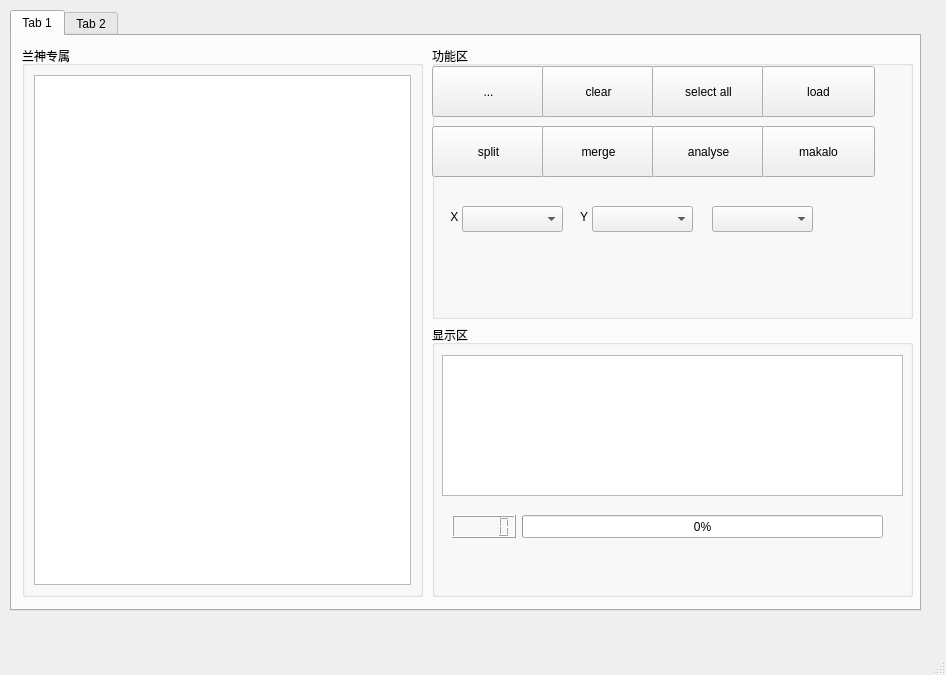
Before: the Qt Designer form UI_lan.ui in makalo/pyqt5-excel, drawn with Qt 5.
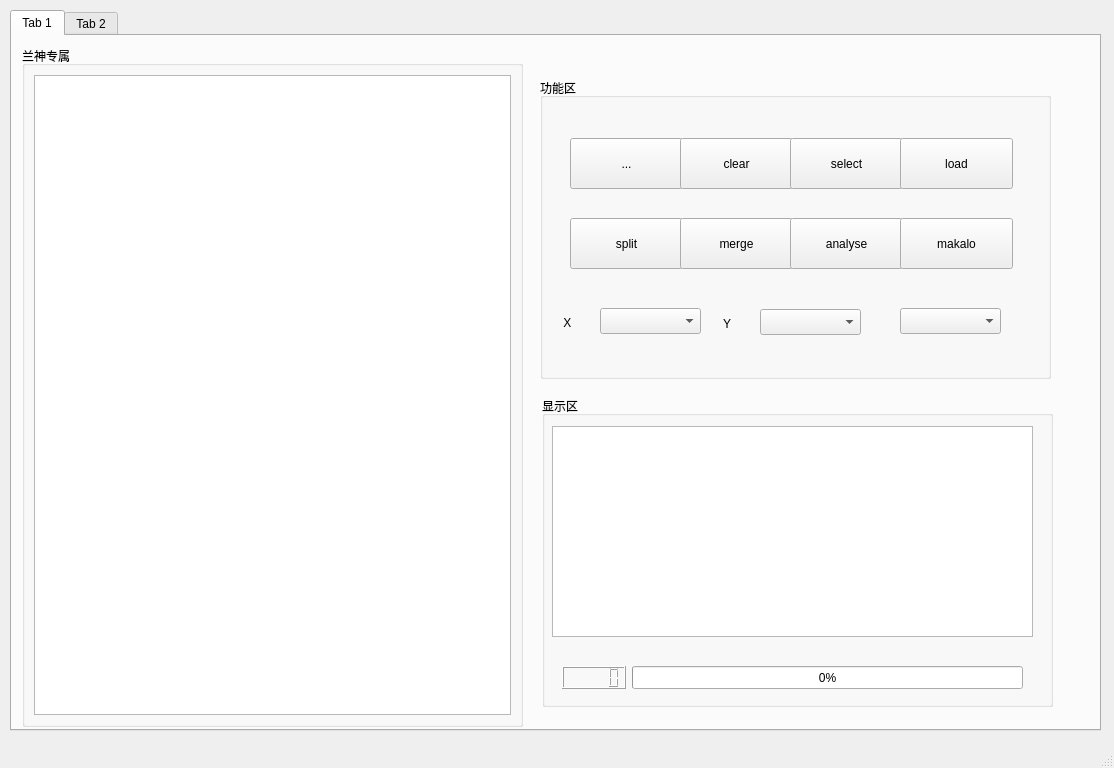
After: the same form once the commit is applied.

```diff
--- a/UI_lan.ui
+++ b/UI_lan.ui
@@ -6,8 +6,8 @@
    <rect>
     <x>0</x>
     <y>0</y>
-    <width>946</width>
-    <height>675</height>
+    <width>1114</width>
+    <height>768</height>
    </rect>
   </property>
   <property name="windowTitle">
@@ -19,8 +19,8 @@
      <rect>
       <x>10</x>
       <y>10</y>
-      <width>911</width>
-      <height>601</height>
+      <width>1091</width>
+      <height>721</height>
      </rect>
     </property>
     <property name="currentIndex">
@@ -35,8 +35,8 @@
        <rect>
         <x>10</x>
         <y>10</y>
-        <width>401</width>
-        <height>551</height>
+        <width>501</width>
+        <height>681</height>
        </rect>
       </property>
       <property name="title">
@@ -48,26 +48,69 @@
        </item>
       </layout>
      </widget>
-     <widget class="QWidget" name="">
+     <widget class="QGroupBox" name="groupBox_4">
       <property name="geometry">
        <rect>
-        <x>420</x>
-        <y>10</y>
+        <x>530</x>
+        <y>360</y>
+        <width>511</width>
+        <height>311</height>
+       </rect>
+      </property>
+      <property name="title">
+       <string>显示区</string>
+      </property>
+      <widget class="QTextBrowser" name="textBrowserlog">
+       <property name="geometry">
+        <rect>
+         <x>10</x>
+         <y>30</y>
         <width>481</width>
-        <height>551</height>
-       </rect>
-      </property>
-      <layout class="QVBoxLayout" name="verticalLayout">
-       <item>
+         <height>211</height>
+        </rect>
+       </property>
+      </widget>
+      <widget class="QProgressBar" name="progressBar">
+       <property name="geometry">
+        <rect>
+         <x>90</x>
+         <y>270</y>
+         <width>391</width>
+         <height>23</height>
+        </rect>
+       </property>
+       <property name="value">
+        <number>0</number>
+       </property>
+      </widget>
+      <widget class="QLCDNumber" name="lcdNumber">
+       <property name="geometry">
+        <rect>
+         <x>20</x>
+         <y>270</y>
+         <width>64</width>
+         <height>23</height>
+        </rect>
+       </property>
+      </widget>
+     </widget>
         <widget class="QGroupBox" name="groupBox">
+      <property name="geometry">
+       <rect>
+        <x>528</x>
+        <y>42</y>
+        <width>511</width>
+        <height>301</height>
+       </rect>
+      </property>
          <property name="title">
           <string>功能区</string>
          </property>
          <widget class="QPushButton" name="pushButtonbrowse">
           <property name="geometry">
            <rect>
-            <x>0</x>
-            <y>20</y>
+         <x>30</x>
+         <y>60</y>
             <width>113</width>
             <height>51</height>
            </rect>
@@ -79,8 +122,8 @@
          <widget class="QPushButton" name="pushButtonclear">
           <property name="geometry">
            <rect>
-            <x>110</x>
-            <y>20</y>
+         <x>140</x>
+         <y>60</y>
             <width>113</width>
             <height>51</height>
            </rect>
@@ -92,21 +135,21 @@
          <widget class="QPushButton" name="pushButtonselall">
           <property name="geometry">
            <rect>
-            <x>220</x>
-            <y>20</y>
+         <x>250</x>
+         <y>60</y>
             <width>113</width>
             <height>51</height>
            </rect>
           </property>
           <property name="text">
-           <string>select all</string>
+        <string>select</string>
           </property>
          </widget>
          <widget class="QPushButton" name="pushButtonload">
           <property name="geometry">
            <rect>
-            <x>330</x>
-            <y>20</y>
+         <x>360</x>
+         <y>60</y>
             <width>113</width>
             <height>51</height>
            </rect>
@@ -118,8 +161,8 @@
          <widget class="QComboBox" name="comboBoxfiletypeX">
           <property name="geometry">
            <rect>
-            <x>30</x>
-            <y>160</y>
+         <x>60</x>
+         <y>230</y>
             <width>101</width>
             <height>26</height>
            </rect>
@@ -128,8 +171,8 @@
          <widget class="QPushButton" name="pushButtonsplit">
           <property name="geometry">
            <rect>
-            <x>0</x>
-            <y>80</y>
+         <x>30</x>
+         <y>140</y>
             <width>113</width>
             <height>51</height>
            </rect>
@@ -141,8 +184,8 @@
          <widget class="QPushButton" name="pushButtonmerge">
           <property name="geometry">
            <rect>
-            <x>110</x>
-            <y>80</y>
+         <x>140</x>
+         <y>140</y>
             <width>113</width>
             <height>51</height>
            </rect>
@@ -154,21 +197,21 @@
          <widget class="QLabel" name="labelx">
           <property name="geometry">
            <rect>
-            <x>15</x>
-            <y>161</y>
-            <width>16</width>
-            <height>20</height>
+         <x>20</x>
+         <y>229</y>
+         <width>31</width>
+         <height>31</height>
            </rect>
           </property>
           <property name="text">
-           <string> X</string>
+        <string> X </string>
           </property>
          </widget>
          <widget class="QComboBox" name="comboBoxfiletype">
           <property name="geometry">
            <rect>
-            <x>280</x>
-            <y>160</y>
+         <x>360</x>
+         <y>230</y>
             <width>101</width>
             <height>26</height>
            </rect>
@@ -177,8 +220,8 @@
          <widget class="QPushButton" name="pushButtonanalyse">
           <property name="geometry">
            <rect>
-            <x>220</x>
-            <y>80</y>
+         <x>250</x>
+         <y>140</y>
             <width>113</width>
             <height>51</height>
            </rect>
@@ -190,8 +233,8 @@
          <widget class="QPushButton" name="pushButtonmakalo">
           <property name="geometry">
            <rect>
-            <x>330</x>
-            <y>80</y>
+         <x>360</x>
+         <y>140</y>
             <width>113</width>
             <height>51</height>
            </rect>
@@ -200,75 +243,29 @@
            <string>makalo</string>
           </property>
          </widget>
-         <widget class="QLabel" name="labely">
-          <property name="geometry">
-           <rect>
-            <x>145</x>
-            <y>161</y>
-            <width>16</width>
-            <height>20</height>
-           </rect>
-          </property>
-          <property name="text">
-           <string> Y</string>
-          </property>
-         </widget>
          <widget class="QComboBox" name="comboBoxfiletypeY">
           <property name="geometry">
            <rect>
-            <x>160</x>
-            <y>160</y>
+         <x>220</x>
+         <y>231</y>
             <width>101</width>
             <height>26</height>
            </rect>
           </property>
-          <property name="currentIndex">
-           <number>-1</number>
-          </property>
-         </widget>
-        </widget>
-       </item>
-       <item>
-        <widget class="QGroupBox" name="groupBox_4">
-         <property name="title">
-          <string>显示区</string>
-         </property>
-         <widget class="QTextBrowser" name="textBrowserlog">
+      </widget>
+      <widget class="QLabel" name="labely">
           <property name="geometry">
            <rect>
-            <x>10</x>
-            <y>30</y>
-            <width>461</width>
-            <height>141</height>
-           </rect>
-          </property>
-         </widget>
-         <widget class="QProgressBar" name="progressBar">
-          <property name="geometry">
-           <rect>
-            <x>90</x>
-            <y>190</y>
-            <width>361</width>
-            <height>23</height>
-           </rect>
-          </property>
-          <property name="value">
-           <number>0</number>
-          </property>
-         </widget>
-         <widget class="QLCDNumber" name="lcdNumber">
-          <property name="geometry">
-           <rect>
-            <x>20</x>
-            <y>190</y>
-            <width>64</width>
-            <height>23</height>
-           </rect>
-          </property>
-         </widget>
-        </widget>
-       </item>
-      </layout>
+         <x>180</x>
+         <y>230</y>
+         <width>31</width>
+         <height>31</height>
+        </rect>
+       </property>
+       <property name="text">
+        <string> Y </string>
+       </property>
+      </widget>
      </widget>
     </widget>
     <widget class="QWidget" name="tab_2">
```
Left out of the diff: 10 changed lines with no effect on the pictures. Lines whose indentation alone changed are shown as unchanged.
